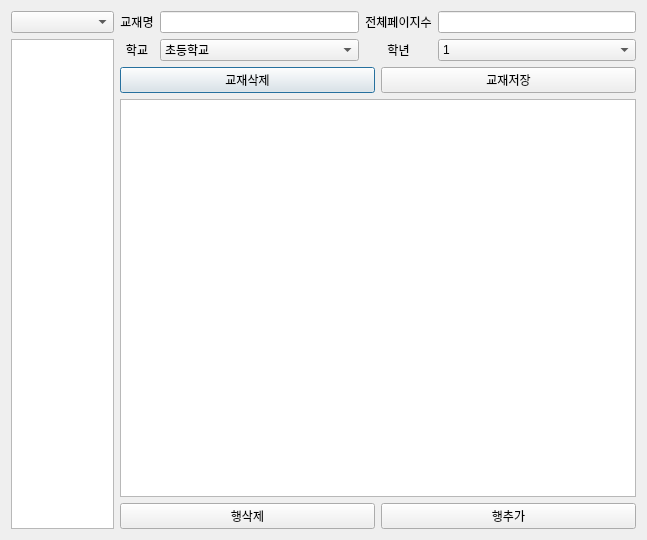
Before: the Qt Designer form pyqt_ui/book.ui in jiseok7620/student-schedule-management, drawn with Qt 5.
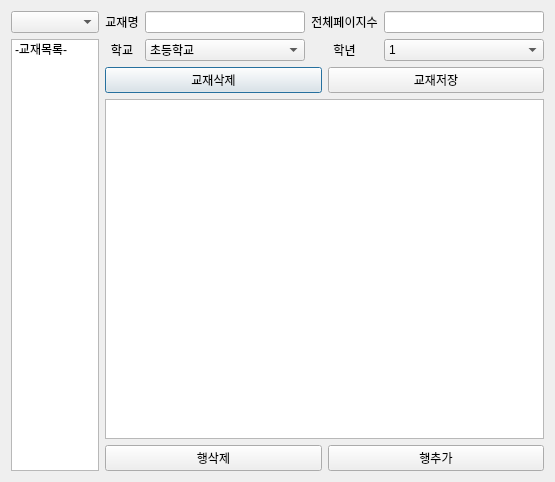
After: the same form once the commit is applied.

Patch:
```diff
--- a/pyqt_ui/book.ui
+++ b/pyqt_ui/book.ui
@@ -6,8 +6,8 @@
    <rect>
     <x>0</x>
     <y>0</y>
-    <width>647</width>
-    <height>540</height>
+    <width>555</width>
+    <height>482</height>
    </rect>
   </property>
   <property name="windowTitle">
@@ -22,7 +22,13 @@
         <widget class="QComboBox" name="comboBooklist"/>
        </item>
        <item>
-        <widget class="QListWidget" name="listWidget"/>
+        <widget class="QListWidget" name="listWidget">
+         <item>
+          <property name="text">
+           <string>-교재목록-</string>
+          </property>
+         </item>
+        </widget>
        </item>
       </layout>
      </item>
```
